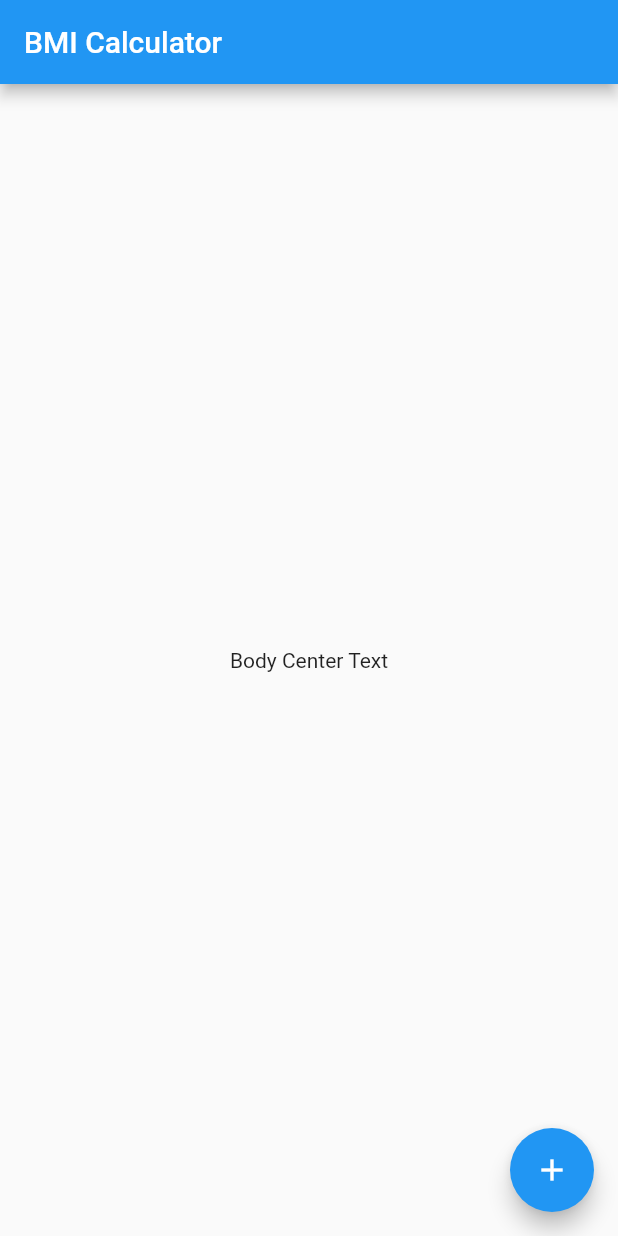
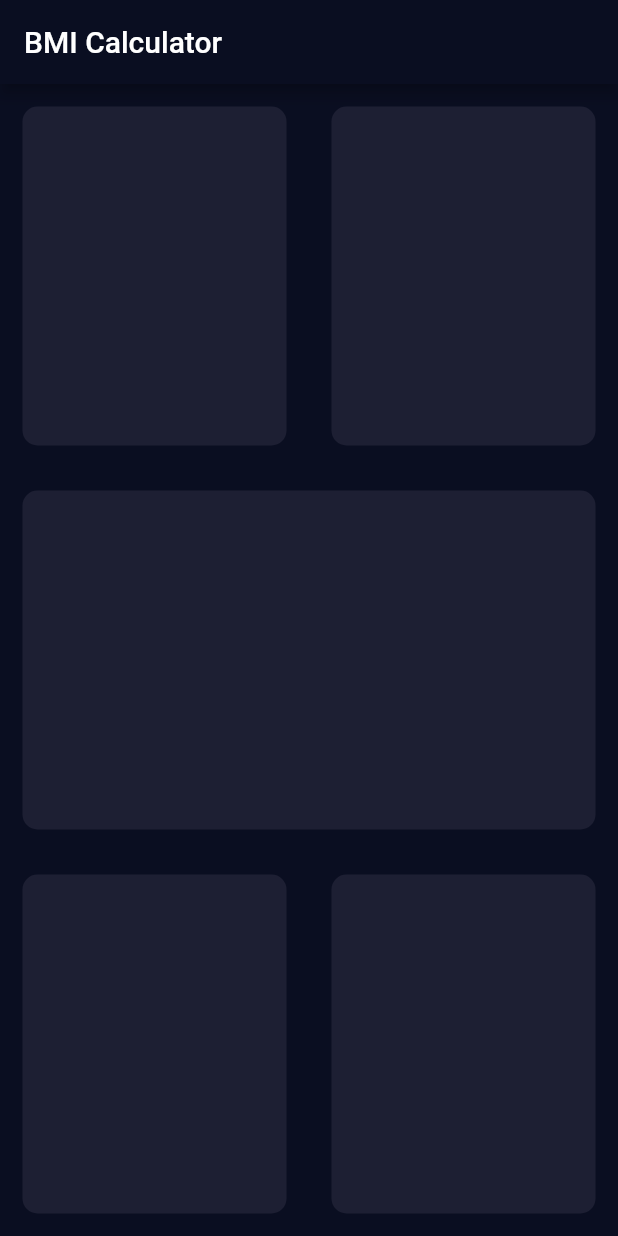
Before and after one commit to AdharshReghu/BMI-CALCULATOR, a Flutter app: the screen it shows after launch, on a phone screen of 412 x 824 dp. Run offline on Flutter 3.47's test engine with Material 2 defaults, Android fonts, the phone set to English and light mode, and no system bars.

Commit message:
laoyout created

```diff
--- /dev/null
+++ b/lib/input_page.dart
@@ -0,0 +1,74 @@
+import 'package:flutter/material.dart';
+
+class InputPage extends StatefulWidget {
+  const InputPage({Key? key}) : super(key: key);
+
+  @override
+  State<InputPage> createState() => _InputPageState();
+}
+
+class _InputPageState extends State<InputPage> {
+  @override
+  Widget build(BuildContext context) {
+    return Scaffold(
+      appBar: AppBar(
+        title: const Text("BMI Calculator"),
+      ),
+      body: Column(
+        children: [
+          Expanded(
+            child: Row(
+              children: [
+                Expanded(
+                  child: Container(
+                    margin: EdgeInsets.all(15),
+                    decoration: BoxDecoration(
+                        color: Color(0xFF1D1F33),
+                        borderRadius: BorderRadius.circular(10)),
+                  ),
+                ),
+                Expanded(
+                  child: Container(
+                    margin: EdgeInsets.all(15),
+                    decoration: BoxDecoration(
+                        color: Color(0xFF1D1F33),
+                        borderRadius: BorderRadius.circular(10)),
+                  ),
+                ),
+              ],
+            ),
+          ),
+          Expanded(
+            child: Container(
+                margin: EdgeInsets.all(15),
+                decoration: BoxDecoration(
+                    color: Color(0xFF1D1F33),
+                    borderRadius: BorderRadius.circular(10))),
+          ),
+          Expanded(
+            child: Row(
+              children: [
+                Expanded(
+                  child: Container(
+                    margin: EdgeInsets.all(15),
+                    decoration: BoxDecoration(
+                        color: Color(0xFF1D1F33),
+                        borderRadius: BorderRadius.circular(10)),
+                  ),
+                ),
+                Expanded(
+                  child: Container(
+                    margin: EdgeInsets.all(15),
+                    decoration: BoxDecoration(
+                        color: Color(0xFF1D1F33),
+                        borderRadius: BorderRadius.circular(10)),
+                  ),
+                ),
+              ],
+            ),
+          ),
+        ],
+      ),
+    );
+  }
+}
--- a/lib/main.dart
+++ b/lib/main.dart
@@ -1,4 +1,5 @@
 import 'package:flutter/material.dart';
+import 'input_page.dart';
 
 void main() {
   runApp(const BMICalculator());
@@ -9,34 +10,14 @@ class BMICalculator extends StatelessWidget {
 
   @override
   Widget build(BuildContext context) {
-    return const MaterialApp(
-      home: InputPage(),
-    );
+    return MaterialApp(
+        home: const InputPage(),
+        theme: ThemeData.dark().copyWith(
+          textTheme: TextTheme(bodyMedium: TextStyle(color: Colors.white)),
+          colorScheme: ColorScheme.fromSwatch().copyWith(
+            primary: Color(0xFF0A0E21),
+          ),
+          scaffoldBackgroundColor: Color(0xFF0A0E21),
+        ));
   }
 }
-
-class InputPage extends StatefulWidget {
-  const InputPage({Key? key}) : super(key: key);
-
-  @override
-  State<InputPage> createState() => _InputPageState();
-}
-
-class _InputPageState extends State<InputPage> {
-  @override
-  Widget build(BuildContext context) {
-    return SafeArea(
-        child: Scaffold(
-      appBar: AppBar(
-        title: const Text("BMI Calculator"),
-      ),
-      body: const Center(
-        child: Text("Body Center Text"),
-      ),
-      floatingActionButton: FloatingActionButton(
-        onPressed: () {},
-        child: const Icon(Icons.add),
-      ),
-    ));
-  }
-}
```
